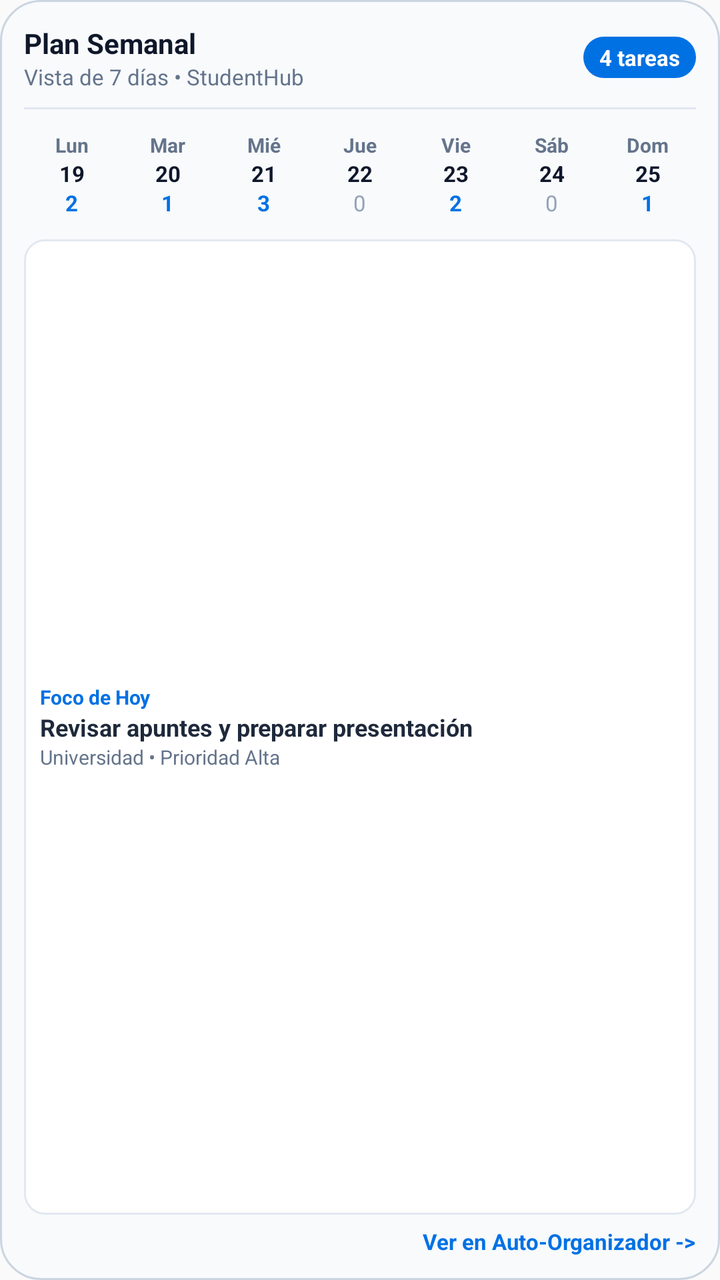
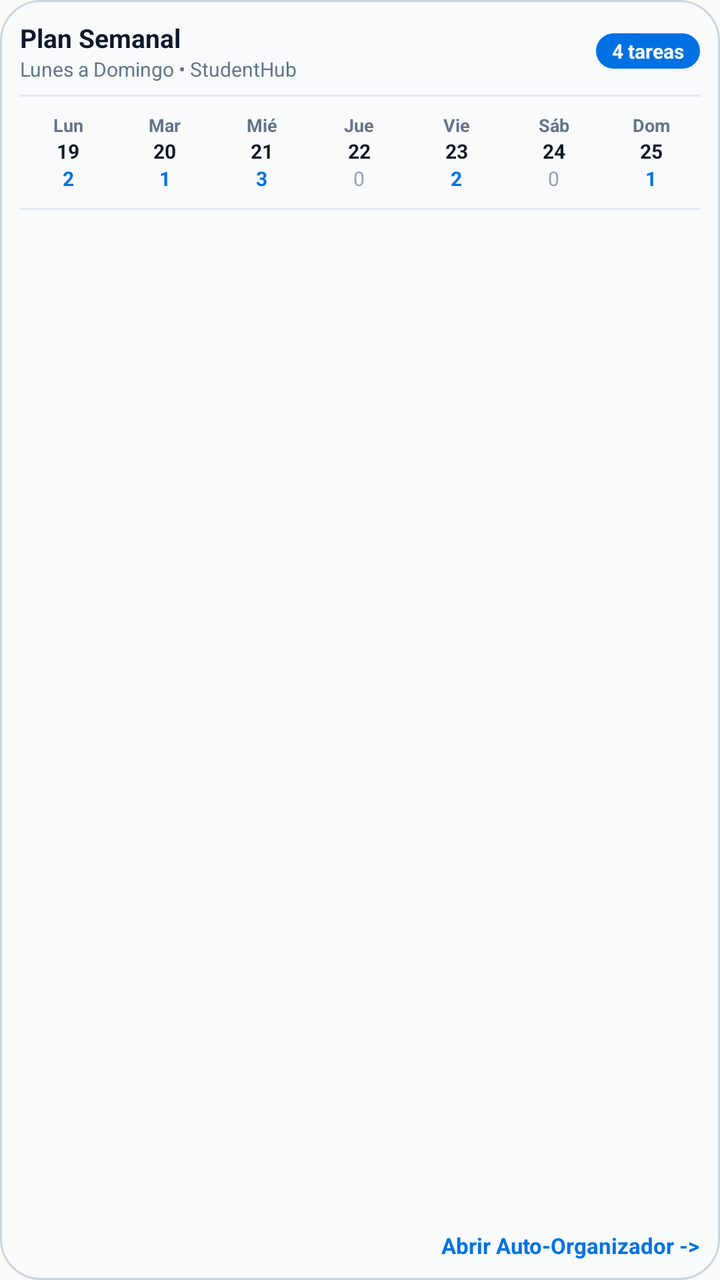

Screens rendered from an Android XML layout before and after an edit, with the pre-edit source and the edit as a unified diff.
<!-- AndroidManifest.xml: application theme AppTheme -->
<!-- res/layout/widget_weekly_plan.xml -->
<?xml version="1.0" encoding="utf-8"?>
<LinearLayout xmlns:android="http://schemas.android.com/apk/res/android"
    android:id="@+id/widget_weekly_plan_root"
    android:layout_width="match_parent"
    android:layout_height="match_parent"
    android:background="@drawable/widget_background"
    android:orientation="vertical"
    android:padding="12dp">

    
    <LinearLayout
        android:layout_width="match_parent"
        android:layout_height="wrap_content"
        android:gravity="center_vertical"
        android:orientation="horizontal">

        <LinearLayout
            android:layout_width="0dp"
            android:layout_height="wrap_content"
            android:layout_weight="1"
            android:orientation="vertical">

            <TextView
                android:id="@+id/tv_wp_title"
                android:layout_width="wrap_content"
                android:layout_height="wrap_content"
                android:text="Plan Semanal"
                android:textColor="#0F172A"
                android:textSize="14sp"
                android:textStyle="bold" />

            <TextView
                android:id="@+id/tv_wp_subtitle"
                android:layout_width="wrap_content"
                android:layout_height="wrap_content"
                android:text="Vista de 7 días • StudentHub"
                android:textColor="#64748B"
                android:textSize="11sp" />
        </LinearLayout>

        <TextView
            android:id="@+id/tv_wp_pending_badge"
            android:layout_width="wrap_content"
            android:layout_height="wrap_content"
            android:background="@drawable/widget_pill_active"
            android:paddingLeft="8dp"
            android:paddingTop="3dp"
            android:paddingRight="8dp"
            android:paddingBottom="3dp"
            android:text="4 tareas"
            android:textColor="#FFFFFF"
            android:textSize="11sp"
            android:textStyle="bold" />
    </LinearLayout>

    <ImageView
        android:layout_width="match_parent"
        android:layout_height="1dp"
        android:layout_marginTop="8dp"
        android:layout_marginBottom="8dp"
        android:background="#E2E8F0"
        android:contentDescription="@null" />

    
    <LinearLayout
        android:layout_width="match_parent"
        android:layout_height="wrap_content"
        android:orientation="horizontal"
        android:gravity="center"
        android:weightSum="7">

        
        <LinearLayout
            android:id="@+id/col_day_lun"
            android:layout_width="0dp"
            android:layout_height="wrap_content"
            android:layout_weight="1"
            android:gravity="center"
            android:orientation="vertical"
            android:padding="3dp">
            <TextView android:layout_width="wrap_content" android:layout_height="wrap_content" android:text="Lun" android:textColor="#64748B" android:textSize="10sp" android:textStyle="bold" />
            <TextView android:id="@+id/tv_wp_day_lun_num" android:layout_width="wrap_content" android:layout_height="wrap_content" android:text="19" android:textColor="#0F172A" android:textSize="11sp" android:textStyle="bold" />
            <TextView android:id="@+id/tv_wp_day_lun_count" android:layout_width="wrap_content" android:layout_height="wrap_content" android:text="2" android:textColor="#0071E3" android:textSize="11sp" android:textStyle="bold" />
        </LinearLayout>

        
        <LinearLayout
            android:id="@+id/col_day_mar"
            android:layout_width="0dp"
            android:layout_height="wrap_content"
            android:layout_weight="1"
            android:gravity="center"
            android:orientation="vertical"
            android:padding="3dp">
            <TextView android:layout_width="wrap_content" android:layout_height="wrap_content" android:text="Mar" android:textColor="#64748B" android:textSize="10sp" android:textStyle="bold" />
            <TextView android:id="@+id/tv_wp_day_mar_num" android:layout_width="wrap_content" android:layout_height="wrap_content" android:text="20" android:textColor="#0F172A" android:textSize="11sp" android:textStyle="bold" />
            <TextView android:id="@+id/tv_wp_day_mar_count" android:layout_width="wrap_content" android:layout_height="wrap_content" android:text="1" android:textColor="#0071E3" android:textSize="11sp" android:textStyle="bold" />
        </LinearLayout>

        
        <LinearLayout
            android:id="@+id/col_day_mie"
            android:layout_width="0dp"
            android:layout_height="wrap_content"
            android:layout_weight="1"
            android:gravity="center"
            android:orientation="vertical"
            android:padding="3dp">
            <TextView android:layout_width="wrap_content" android:layout_height="wrap_content" android:text="Mié" android:textColor="#64748B" android:textSize="10sp" android:textStyle="bold" />
            <TextView android:id="@+id/tv_wp_day_mie_num" android:layout_width="wrap_content" android:layout_height="wrap_content" android:text="21" android:textColor="#0F172A" android:textSize="11sp" android:textStyle="bold" />
            <TextView android:id="@+id/tv_wp_day_mie_count" android:layout_width="wrap_content" android:layout_height="wrap_content" android:text="3" android:textColor="#0071E3" android:textSize="11sp" android:textStyle="bold" />
        </LinearLayout>

        
        <LinearLayout
            android:id="@+id/col_day_jue"
            android:layout_width="0dp"
            android:layout_height="wrap_content"
            android:layout_weight="1"
            android:gravity="center"
            android:orientation="vertical"
            android:padding="3dp">
            <TextView android:layout_width="wrap_content" android:layout_height="wrap_content" android:text="Jue" android:textColor="#64748B" android:textSize="10sp" android:textStyle="bold" />
            <TextView android:id="@+id/tv_wp_day_jue_num" android:layout_width="wrap_content" android:layout_height="wrap_content" android:text="22" android:textColor="#0F172A" android:textSize="11sp" android:textStyle="bold" />
            <TextView android:id="@+id/tv_wp_day_jue_count" android:layout_width="wrap_content" android:layout_height="wrap_content" android:text="0" android:textColor="#94A3B8" android:textSize="11sp" />
        </LinearLayout>

        
        <LinearLayout
            android:id="@+id/col_day_vie"
            android:layout_width="0dp"
            android:layout_height="wrap_content"
            android:layout_weight="1"
            android:gravity="center"
            android:orientation="vertical"
            android:padding="3dp">
            <TextView android:layout_width="wrap_content" android:layout_height="wrap_content" android:text="Vie" android:textColor="#64748B" android:textSize="10sp" android:textStyle="bold" />
            <TextView android:id="@+id/tv_wp_day_vie_num" android:layout_width="wrap_content" android:layout_height="wrap_content" android:text="23" android:textColor="#0F172A" android:textSize="11sp" android:textStyle="bold" />
            <TextView android:id="@+id/tv_wp_day_vie_count" android:layout_width="wrap_content" android:layout_height="wrap_content" android:text="2" android:textColor="#0071E3" android:textSize="11sp" android:textStyle="bold" />
        </LinearLayout>

        
        <LinearLayout
            android:id="@+id/col_day_sab"
            android:layout_width="0dp"
            android:layout_height="wrap_content"
            android:layout_weight="1"
            android:gravity="center"
            android:orientation="vertical"
            android:padding="3dp">
            <TextView android:layout_width="wrap_content" android:layout_height="wrap_content" android:text="Sáb" android:textColor="#64748B" android:textSize="10sp" android:textStyle="bold" />
            <TextView android:id="@+id/tv_wp_day_sab_num" android:layout_width="wrap_content" android:layout_height="wrap_content" android:text="24" android:textColor="#0F172A" android:textSize="11sp" android:textStyle="bold" />
            <TextView android:id="@+id/tv_wp_day_sab_count" android:layout_width="wrap_content" android:layout_height="wrap_content" android:text="0" android:textColor="#94A3B8" android:textSize="11sp" />
        </LinearLayout>

        
        <LinearLayout
            android:id="@+id/col_day_dom"
            android:layout_width="0dp"
            android:layout_height="wrap_content"
            android:layout_weight="1"
            android:gravity="center"
            android:orientation="vertical"
            android:padding="3dp">
            <TextView android:layout_width="wrap_content" android:layout_height="wrap_content" android:text="Dom" android:textColor="#64748B" android:textSize="10sp" android:textStyle="bold" />
            <TextView android:id="@+id/tv_wp_day_dom_num" android:layout_width="wrap_content" android:layout_height="wrap_content" android:text="25" android:textColor="#0F172A" android:textSize="11sp" android:textStyle="bold" />
            <TextView android:id="@+id/tv_wp_day_dom_count" android:layout_width="wrap_content" android:layout_height="wrap_content" android:text="1" android:textColor="#0071E3" android:textSize="11sp" android:textStyle="bold" />
        </LinearLayout>
    </LinearLayout>

    
    <LinearLayout
        android:id="@+id/wp_card_today"
        android:layout_width="match_parent"
        android:layout_height="0dp"
        android:layout_weight="1"
        android:layout_marginTop="8dp"
        android:background="@drawable/widget_card_item"
        android:gravity="center_vertical"
        android:orientation="horizontal"
        android:padding="8dp">

        <LinearLayout
            android:layout_width="0dp"
            android:layout_height="wrap_content"
            android:layout_weight="1"
            android:orientation="vertical">

            <TextView
                android:id="@+id/tv_wp_focus_label"
                android:layout_width="wrap_content"
                android:layout_height="wrap_content"
                android:text="Foco de Hoy"
                android:textColor="#0071E3"
                android:textSize="10sp"
                android:textStyle="bold" />

            <TextView
                android:id="@+id/tv_wp_focus_title"
                android:layout_width="wrap_content"
                android:layout_height="wrap_content"
                android:ellipsize="end"
                android:maxLines="1"
                android:text="Revisar apuntes y preparar presentación"
                android:textColor="#1E293B"
                android:textSize="12sp"
                android:textStyle="bold" />

            <TextView
                android:id="@+id/tv_wp_focus_sub"
                android:layout_width="wrap_content"
                android:layout_height="wrap_content"
                android:ellipsize="end"
                android:maxLines="1"
                android:text="Universidad • Prioridad Alta"
                android:textColor="#64748B"
                android:textSize="10sp" />
        </LinearLayout>
    </LinearLayout>

    
    <LinearLayout
        android:id="@+id/btn_open_tasks_app"
        android:layout_width="match_parent"
        android:layout_height="wrap_content"
        android:layout_marginTop="6dp"
        android:gravity="right|center_vertical"
        android:orientation="horizontal">

        <TextView
            android:layout_width="wrap_content"
            android:layout_height="wrap_content"
            android:text="Ver en Auto-Organizador ->"
            android:textColor="#0071E3"
            android:textSize="11sp"
            android:textStyle="bold" />
    </LinearLayout>
</LinearLayout>
<!-- resources referenced by this layout -->
<resources>
  <!-- drawable widget_background (drawable) -->
  <?xml version="1.0" encoding="utf-8"?>
  <shape xmlns:android="http://schemas.android.com/apk/res/android"
      android:shape="rectangle">
      <corners android:radius="20dp" />
      <solid android:color="#F8FAFC" />
      <stroke
          android:width="1dp"
          android:color="#CBD5E1" />
  </shape>
  <!-- drawable widget_card_item (drawable) -->
  <?xml version="1.0" encoding="utf-8"?>
  <shape xmlns:android="http://schemas.android.com/apk/res/android"
      android:shape="rectangle">
      <corners android:radius="10dp" />
      <solid android:color="#FFFFFF" />
      <stroke
          android:width="1dp"
          android:color="#E2E8F0" />
  </shape>
  <!-- drawable widget_pill_active (drawable) -->
  <?xml version="1.0" encoding="utf-8"?>
  <shape xmlns:android="http://schemas.android.com/apk/res/android"
      android:shape="rectangle">
      <corners android:radius="12dp" />
      <solid android:color="#0071E3" />
  </shape>
  <style name="AppTheme" parent="Theme.AppCompat.Light.DarkActionBar">
          
          <item name="colorPrimary">@color/colorPrimary</item>
          <item name="colorPrimaryDark">@color/colorPrimaryDark</item>
          <item name="colorAccent">@color/colorAccent</item>
      </style>
</resources>

<!-- the commit's change to res/layout/widget_weekly_plan.xml (unified diff, before → after) -->
@@ -5,7 +5,7 @@
     android:layout_height="match_parent"
     android:background="@drawable/widget_background"
     android:orientation="vertical"
-    android:padding="12dp">
+    android:padding="10dp">
 
     
     <LinearLayout
@@ -26,16 +26,16 @@
                 android:layout_height="wrap_content"
                 android:text="Plan Semanal"
                 android:textColor="#0F172A"
-                android:textSize="14sp"
+                android:textSize="13sp"
                 android:textStyle="bold" />
 
             <TextView
                 android:id="@+id/tv_wp_subtitle"
                 android:layout_width="wrap_content"
                 android:layout_height="wrap_content"
-                android:text="Vista de 7 días • StudentHub"
+                android:text="Lunes a Domingo • StudentHub"
                 android:textColor="#64748B"
-                android:textSize="11sp" />
+                android:textSize="10sp" />
         </LinearLayout>
 
         <TextView
@@ -44,20 +44,20 @@
             android:layout_height="wrap_content"
             android:background="@drawable/widget_pill_active"
             android:paddingLeft="8dp"
-            android:paddingTop="3dp"
+            android:paddingTop="2dp"
             android:paddingRight="8dp"
-            android:paddingBottom="3dp"
+            android:paddingBottom="2dp"
             android:text="4 tareas"
             android:textColor="#FFFFFF"
-            android:textSize="11sp"
+            android:textSize="10sp"
             android:textStyle="bold" />
     </LinearLayout>
 
     <ImageView
         android:layout_width="match_parent"
         android:layout_height="1dp"
-        android:layout_marginTop="8dp"
-        android:layout_marginBottom="8dp"
+        android:layout_marginTop="6dp"
+        android:layout_marginBottom="6dp"
         android:background="#E2E8F0"
         android:contentDescription="@null" />
 
@@ -65,8 +65,8 @@
     <LinearLayout
         android:layout_width="match_parent"
         android:layout_height="wrap_content"
+        android:gravity="center"
         android:orientation="horizontal"
-        android:gravity="center"
         android:weightSum="7">
 
         
@@ -77,10 +77,10 @@
             android:layout_weight="1"
             android:gravity="center"
             android:orientation="vertical"
-            android:padding="3dp">
-            <TextView android:layout_width="wrap_content" android:layout_height="wrap_content" android:text="Lun" android:textColor="#64748B" android:textSize="10sp" android:textStyle="bold" />
-            <TextView android:id="@+id/tv_wp_day_lun_num" android:layout_width="wrap_content" android:layout_height="wrap_content" android:text="19" android:textColor="#0F172A" android:textSize="11sp" android:textStyle="bold" />
-            <TextView android:id="@+id/tv_wp_day_lun_count" android:layout_width="wrap_content" android:layout_height="wrap_content" android:text="2" android:textColor="#0071E3" android:textSize="11sp" android:textStyle="bold" />
+            android:padding="2dp">
+            <TextView android:layout_width="wrap_content" android:layout_height="wrap_content" android:text="Lun" android:textColor="#64748B" android:textSize="9sp" android:textStyle="bold" />
+            <TextView android:id="@+id/tv_wp_day_lun_num" android:layout_width="wrap_content" android:layout_height="wrap_content" android:text="19" android:textColor="#0F172A" android:textSize="10sp" android:textStyle="bold" />
+            <TextView android:id="@+id/tv_wp_day_lun_count" android:layout_width="wrap_content" android:layout_height="wrap_content" android:text="2" android:textColor="#0071E3" android:textSize="10sp" android:textStyle="bold" />
         </LinearLayout>
 
         
@@ -91,10 +91,10 @@
             android:layout_weight="1"
             android:gravity="center"
             android:orientation="vertical"
-            android:padding="3dp">
-            <TextView android:layout_width="wrap_content" android:layout_height="wrap_content" android:text="Mar" android:textColor="#64748B" android:textSize="10sp" android:textStyle="bold" />
-            <TextView android:id="@+id/tv_wp_day_mar_num" android:layout_width="wrap_content" android:layout_height="wrap_content" android:text="20" android:textColor="#0F172A" android:textSize="11sp" android:textStyle="bold" />
-            <TextView android:id="@+id/tv_wp_day_mar_count" android:layout_width="wrap_content" android:layout_height="wrap_content" android:text="1" android:textColor="#0071E3" android:textSize="11sp" android:textStyle="bold" />
+            android:padding="2dp">
+            <TextView android:layout_width="wrap_content" android:layout_height="wrap_content" android:text="Mar" android:textColor="#64748B" android:textSize="9sp" android:textStyle="bold" />
+            <TextView android:id="@+id/tv_wp_day_mar_num" android:layout_width="wrap_content" android:layout_height="wrap_content" android:text="20" android:textColor="#0F172A" android:textSize="10sp" android:textStyle="bold" />
+            <TextView android:id="@+id/tv_wp_day_mar_count" android:layout_width="wrap_content" android:layout_height="wrap_content" android:text="1" android:textColor="#0071E3" android:textSize="10sp" android:textStyle="bold" />
         </LinearLayout>
 
         
@@ -105,10 +105,10 @@
             android:layout_weight="1"
             android:gravity="center"
             android:orientation="vertical"
-            android:padding="3dp">
-            <TextView android:layout_width="wrap_content" android:layout_height="wrap_content" android:text="Mié" android:textColor="#64748B" android:textSize="10sp" android:textStyle="bold" />
-            <TextView android:id="@+id/tv_wp_day_mie_num" android:layout_width="wrap_content" android:layout_height="wrap_content" android:text="21" android:textColor="#0F172A" android:textSize="11sp" android:textStyle="bold" />
-            <TextView android:id="@+id/tv_wp_day_mie_count" android:layout_width="wrap_content" android:layout_height="wrap_content" android:text="3" android:textColor="#0071E3" android:textSize="11sp" android:textStyle="bold" />
+            android:padding="2dp">
+            <TextView android:layout_width="wrap_content" android:layout_height="wrap_content" android:text="Mié" android:textColor="#64748B" android:textSize="9sp" android:textStyle="bold" />
+            <TextView android:id="@+id/tv_wp_day_mie_num" android:layout_width="wrap_content" android:layout_height="wrap_content" android:text="21" android:textColor="#0F172A" android:textSize="10sp" android:textStyle="bold" />
+            <TextView android:id="@+id/tv_wp_day_mie_count" android:layout_width="wrap_content" android:layout_height="wrap_content" android:text="3" android:textColor="#0071E3" android:textSize="10sp" android:textStyle="bold" />
         </LinearLayout>
 
         
@@ -119,10 +119,10 @@
             android:layout_weight="1"
             android:gravity="center"
             android:orientation="vertical"
-            android:padding="3dp">
-            <TextView android:layout_width="wrap_content" android:layout_height="wrap_content" android:text="Jue" android:textColor="#64748B" android:textSize="10sp" android:textStyle="bold" />
-            <TextView android:id="@+id/tv_wp_day_jue_num" android:layout_width="wrap_content" android:layout_height="wrap_content" android:text="22" android:textColor="#0F172A" android:textSize="11sp" android:textStyle="bold" />
-            <TextView android:id="@+id/tv_wp_day_jue_count" android:layout_width="wrap_content" android:layout_height="wrap_content" android:text="0" android:textColor="#94A3B8" android:textSize="11sp" />
+            android:padding="2dp">
+            <TextView android:layout_width="wrap_content" android:layout_height="wrap_content" android:text="Jue" android:textColor="#64748B" android:textSize="9sp" android:textStyle="bold" />
+            <TextView android:id="@+id/tv_wp_day_jue_num" android:layout_width="wrap_content" android:layout_height="wrap_content" android:text="22" android:textColor="#0F172A" android:textSize="10sp" android:textStyle="bold" />
+            <TextView android:id="@+id/tv_wp_day_jue_count" android:layout_width="wrap_content" android:layout_height="wrap_content" android:text="0" android:textColor="#94A3B8" android:textSize="10sp" />
         </LinearLayout>
 
         
@@ -133,10 +133,10 @@
             android:layout_weight="1"
             android:gravity="center"
             android:orientation="vertical"
-            android:padding="3dp">
-            <TextView android:layout_width="wrap_content" android:layout_height="wrap_content" android:text="Vie" android:textColor="#64748B" android:textSize="10sp" android:textStyle="bold" />
-            <TextView android:id="@+id/tv_wp_day_vie_num" android:layout_width="wrap_content" android:layout_height="wrap_content" android:text="23" android:textColor="#0F172A" android:textSize="11sp" android:textStyle="bold" />
-            <TextView android:id="@+id/tv_wp_day_vie_count" android:layout_width="wrap_content" android:layout_height="wrap_content" android:text="2" android:textColor="#0071E3" android:textSize="11sp" android:textStyle="bold" />
+            android:padding="2dp">
+            <TextView android:layout_width="wrap_content" android:layout_height="wrap_content" android:text="Vie" android:textColor="#64748B" android:textSize="9sp" android:textStyle="bold" />
+            <TextView android:id="@+id/tv_wp_day_vie_num" android:layout_width="wrap_content" android:layout_height="wrap_content" android:text="23" android:textColor="#0F172A" android:textSize="10sp" android:textStyle="bold" />
+            <TextView android:id="@+id/tv_wp_day_vie_count" android:layout_width="wrap_content" android:layout_height="wrap_content" android:text="2" android:textColor="#0071E3" android:textSize="10sp" android:textStyle="bold" />
         </LinearLayout>
 
         
@@ -147,10 +147,10 @@
             android:layout_weight="1"
             android:gravity="center"
             android:orientation="vertical"
-            android:padding="3dp">
-            <TextView android:layout_width="wrap_content" android:layout_height="wrap_content" android:text="Sáb" android:textColor="#64748B" android:textSize="10sp" android:textStyle="bold" />
-            <TextView android:id="@+id/tv_wp_day_sab_num" android:layout_width="wrap_content" android:layout_height="wrap_content" android:text="24" android:textColor="#0F172A" android:textSize="11sp" android:textStyle="bold" />
-            <TextView android:id="@+id/tv_wp_day_sab_count" android:layout_width="wrap_content" android:layout_height="wrap_content" android:text="0" android:textColor="#94A3B8" android:textSize="11sp" />
+            android:padding="2dp">
+            <TextView android:layout_width="wrap_content" android:layout_height="wrap_content" android:text="Sáb" android:textColor="#64748B" android:textSize="9sp" android:textStyle="bold" />
+            <TextView android:id="@+id/tv_wp_day_sab_num" android:layout_width="wrap_content" android:layout_height="wrap_content" android:text="24" android:textColor="#0F172A" android:textSize="10sp" android:textStyle="bold" />
+            <TextView android:id="@+id/tv_wp_day_sab_count" android:layout_width="wrap_content" android:layout_height="wrap_content" android:text="0" android:textColor="#94A3B8" android:textSize="10sp" />
         </LinearLayout>
 
         
@@ -161,76 +161,59 @@
             android:layout_weight="1"
             android:gravity="center"
             android:orientation="vertical"
-            android:padding="3dp">
-            <TextView android:layout_width="wrap_content" android:layout_height="wrap_content" android:text="Dom" android:textColor="#64748B" android:textSize="10sp" android:textStyle="bold" />
-            <TextView android:id="@+id/tv_wp_day_dom_num" android:layout_width="wrap_content" android:layout_height="wrap_content" android:text="25" android:textColor="#0F172A" android:textSize="11sp" android:textStyle="bold" />
-            <TextView android:id="@+id/tv_wp_day_dom_count" android:layout_width="wrap_content" android:layout_height="wrap_content" android:text="1" android:textColor="#0071E3" android:textSize="11sp" android:textStyle="bold" />
+            android:padding="2dp">
+            <TextView android:layout_width="wrap_content" android:layout_height="wrap_content" android:text="Dom" android:textColor="#64748B" android:textSize="9sp" android:textStyle="bold" />
+            <TextView android:id="@+id/tv_wp_day_dom_num" android:layout_width="wrap_content" android:layout_height="wrap_content" android:text="25" android:textColor="#0F172A" android:textSize="10sp" android:textStyle="bold" />
+            <TextView android:id="@+id/tv_wp_day_dom_count" android:layout_width="wrap_content" android:layout_height="wrap_content" android:text="1" android:textColor="#0071E3" android:textSize="10sp" android:textStyle="bold" />
         </LinearLayout>
     </LinearLayout>
 
-    
-    <LinearLayout
-        android:id="@+id/wp_card_today"
+    <ImageView
+        android:layout_width="match_parent"
+        android:layout_height="1dp"
+        android:layout_marginTop="6dp"
+        android:layout_marginBottom="4dp"
+        android:background="#E2E8F0"
+        android:contentDescription="@null" />
+
+    
+    <FrameLayout
         android:layout_width="match_parent"
         android:layout_height="0dp"
-        android:layout_weight="1"
-        android:layout_marginTop="8dp"
-        android:background="@drawable/widget_card_item"
-        android:gravity="center_vertical"
-        android:orientation="horizontal"
-        android:padding="8dp">
-
-        <LinearLayout
-            android:layout_width="0dp"
-            android:layout_height="wrap_content"
-            android:layout_weight="1"
-            android:orientation="vertical">
-
-            <TextView
-                android:id="@+id/tv_wp_focus_label"
-                android:layout_width="wrap_content"
-                android:layout_height="wrap_content"
-                android:text="Foco de Hoy"
-                android:textColor="#0071E3"
-                android:textSize="10sp"
-                android:textStyle="bold" />
-
-            <TextView
-                android:id="@+id/tv_wp_focus_title"
-                android:layout_width="wrap_content"
-                android:layout_height="wrap_content"
-                android:ellipsize="end"
-                android:maxLines="1"
-                android:text="Revisar apuntes y preparar presentación"
-                android:textColor="#1E293B"
-                android:textSize="12sp"
-                android:textStyle="bold" />
-
-            <TextView
-                android:id="@+id/tv_wp_focus_sub"
-                android:layout_width="wrap_content"
-                android:layout_height="wrap_content"
-                android:ellipsize="end"
-                android:maxLines="1"
-                android:text="Universidad • Prioridad Alta"
-                android:textColor="#64748B"
-                android:textSize="10sp" />
-        </LinearLayout>
-    </LinearLayout>
+        android:layout_weight="1">
+
+        <ListView
+            android:id="@+id/lv_weekly_plan"
+            android:layout_width="match_parent"
+            android:layout_height="match_parent"
+            android:divider="@null"
+            android:dividerHeight="0dp"
+            android:scrollbars="vertical" />
+
+        <TextView
+            android:id="@+id/tv_wp_empty"
+            android:layout_width="match_parent"
+            android:layout_height="match_parent"
+            android:gravity="center"
+            android:text="No hay tareas programadas para esta semana"
+            android:textColor="#94A3B8"
+            android:textSize="11sp"
+            android:visibility="gone" />
+    </FrameLayout>
 
     
     <LinearLayout
         android:id="@+id/btn_open_tasks_app"
         android:layout_width="match_parent"
         android:layout_height="wrap_content"
-        android:layout_marginTop="6dp"
+        android:layout_marginTop="4dp"
         android:gravity="right|center_vertical"
         android:orientation="horizontal">
 
         <TextView
             android:layout_width="wrap_content"
             android:layout_height="wrap_content"
-            android:text="Ver en Auto-Organizador ->"
+            android:text="Abrir Auto-Organizador ->"
             android:textColor="#0071E3"
             android:textSize="11sp"
             android:textStyle="bold" />
<!-- resource entries referenced after the edit -->
@@ -9,16 +9,6 @@
       <stroke
           android:width="1dp"
           android:color="#CBD5E1" />
-  </shape>
-  <!-- drawable widget_card_item (drawable) -->
-  <?xml version="1.0" encoding="utf-8"?>
-  <shape xmlns:android="http://schemas.android.com/apk/res/android"
-      android:shape="rectangle">
-      <corners android:radius="10dp" />
-      <solid android:color="#FFFFFF" />
-      <stroke
-          android:width="1dp"
-          android:color="#E2E8F0" />
   </shape>
   <!-- drawable widget_pill_active (drawable) -->
   <?xml version="1.0" encoding="utf-8"?>
